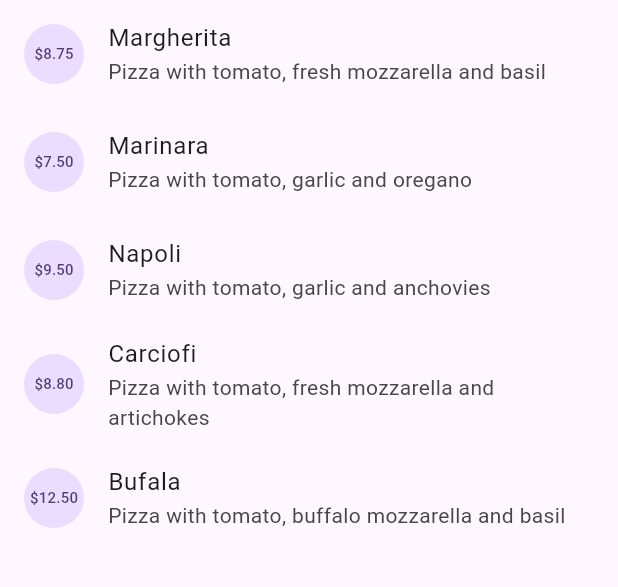
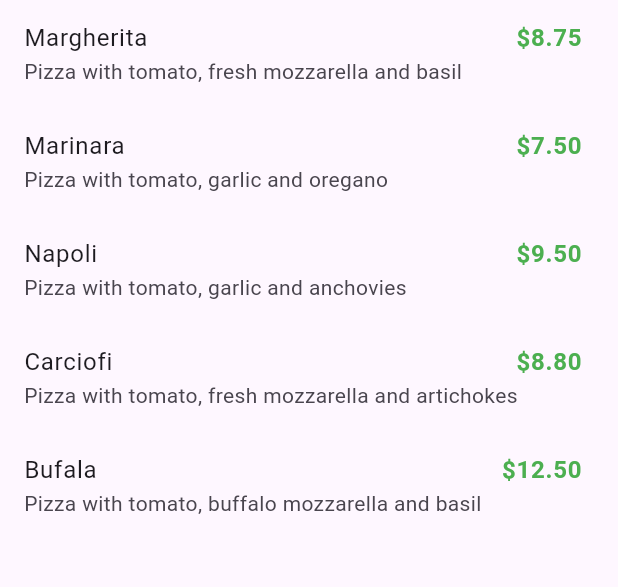
Before and after one commit to aorysan/mobile_07, a Flutter app: the screen it shows after launch, on a phone screen of 412 x 824 dp, the part 84-671 px from its top. Run offline on Flutter 3.47's test engine with Material 3 defaults, Android fonts, the phone set to English and light mode, and no system bars; our stand-ins replace auto_size_text, camera, cross_file, geolocator, go_router.

Commit message:
praktikum 2

```diff
--- a/week13/store_data_aryok/lib/main.dart
+++ b/week13/store_data_aryok/lib/main.dart
@@ -80,13 +80,27 @@ class _MyHomePageState extends State<MyHomePage> {
         itemCount: myPizzas.length,
         itemBuilder: (context, index) {
           return ListTile(
-            title: Text(myPizzas[index].pizzaName),
-            subtitle: Text(myPizzas[index].description),
-            leading: CircleAvatar(
-              child: Text(
-                '\$${myPizzas[index].price.toStringAsFixed(2)}',
-                style: const TextStyle(fontSize: 10),
-              ),
+            title: Row(
+              mainAxisAlignment: MainAxisAlignment.spaceBetween,
+              children: [
+                Text(
+                  myPizzas[index].pizzaName.isNotEmpty
+                      ? myPizzas[index].pizzaName
+                      : 'No name',
+                ),
+                Text(
+                  '\$${myPizzas[index].price.toStringAsFixed(2)}',
+                  style: const TextStyle(
+                    fontWeight: FontWeight.bold,
+                    color: Colors.green,
+                  ),
+                ),
+              ],
+            ),
+            subtitle: Text(
+              myPizzas[index].description.isNotEmpty
+                  ? myPizzas[index].description
+                  : 'No description',
             ),
           );
         },
--- a/week13/store_data_aryok/lib/model/pizza.dart
+++ b/week13/store_data_aryok/lib/model/pizza.dart
@@ -14,13 +14,14 @@ class Pizza {
   });
 
   // Factory constructor untuk konversi dari JSON (deserialization)
+  // dengan error handling untuk data yang tidak konsisten
   factory Pizza.fromJson(Map<String, dynamic> json) {
     return Pizza(
-      id: json['id'],
-      pizzaName: json['pizzaName'],
-      description: json['description'],
-      price: json['price'],
-      imageUrl: json['imageUrl'],
+      id: int.tryParse(json['id'].toString()) ?? 0,
+      pizzaName: json['pizzaName']?.toString() ?? '',
+      description: json['description']?.toString() ?? '',
+      price: double.tryParse(json['price'].toString()) ?? 0.0,
+      imageUrl: json['imageUrl']?.toString() ?? '',
     );
   }
 
```
Also changed, not shown: week13/store_data_aryok/image-2.png (added), 1 other file.
